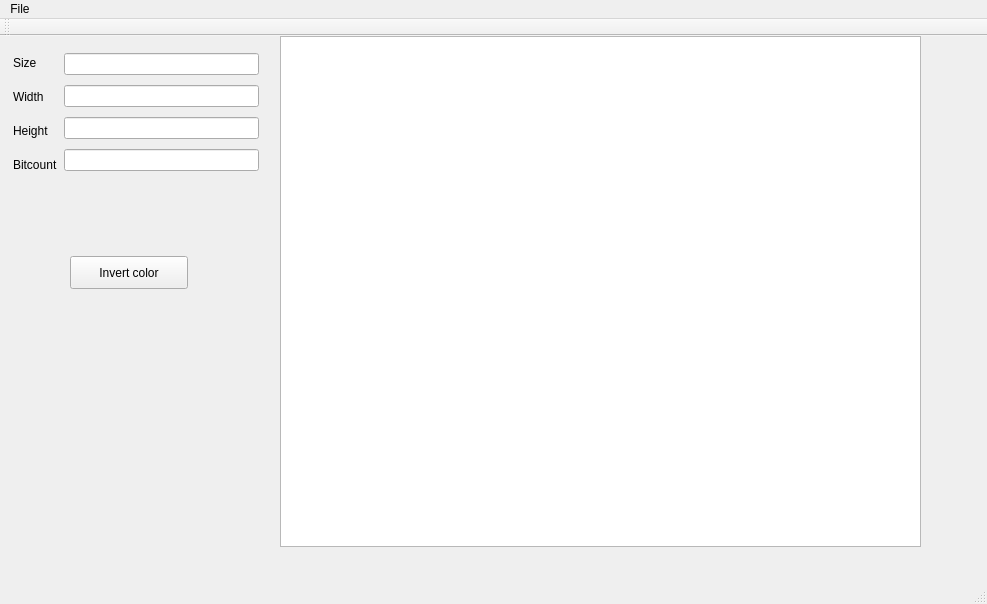
The window that Painter/mainwindow.ui (VeselAbaya/qt-learning) describes before a commit, drawn with Qt 5.
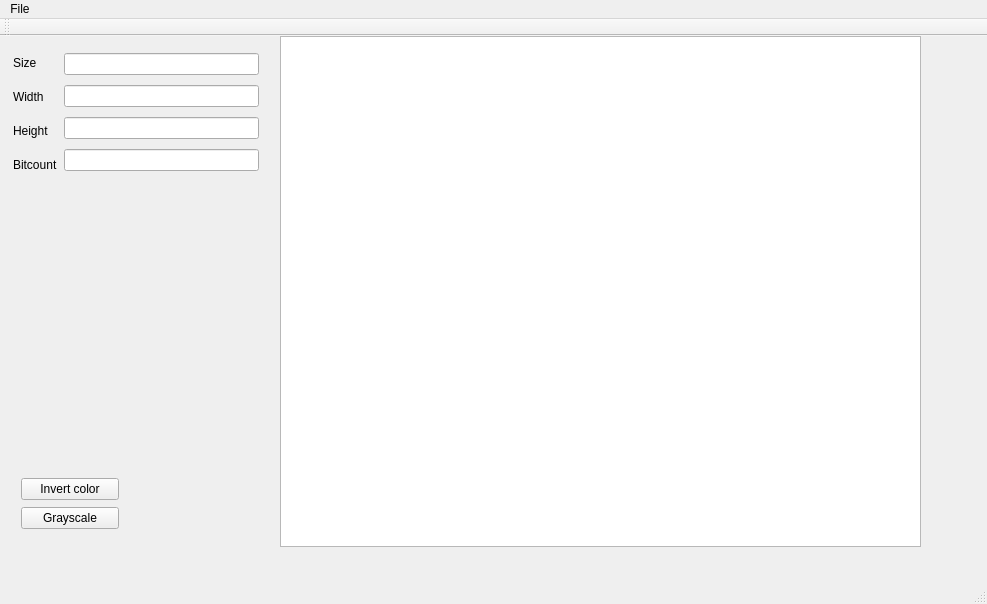
The same window after the commit.

Patch:
```diff
--- a/Painter/mainwindow.ui
+++ b/Painter/mainwindow.ui
@@ -84,18 +84,31 @@
      </item>
     </layout>
    </widget>
-   <widget class="QPushButton" name="invert_button">
+   <widget class="QWidget" name="">
     <property name="geometry">
      <rect>
-      <x>70</x>
-      <y>220</y>
-      <width>118</width>
-      <height>33</height>
+      <x>10</x>
+      <y>430</y>
+      <width>120</width>
+      <height>76</height>
      </rect>
     </property>
+    <layout class="QVBoxLayout" name="verticalLayout_3">
+     <item>
+      <widget class="QPushButton" name="invert_button">
     <property name="text">
      <string>Invert color</string>
     </property>
+      </widget>
+     </item>
+     <item>
+      <widget class="QPushButton" name="grayscale_button">
+       <property name="text">
+        <string>Grayscale</string>
+       </property>
+      </widget>
+     </item>
+    </layout>
    </widget>
   </widget>
   <widget class="QMenuBar" name="menuBar">
```
Lines whose indentation alone changed are shown as unchanged.
